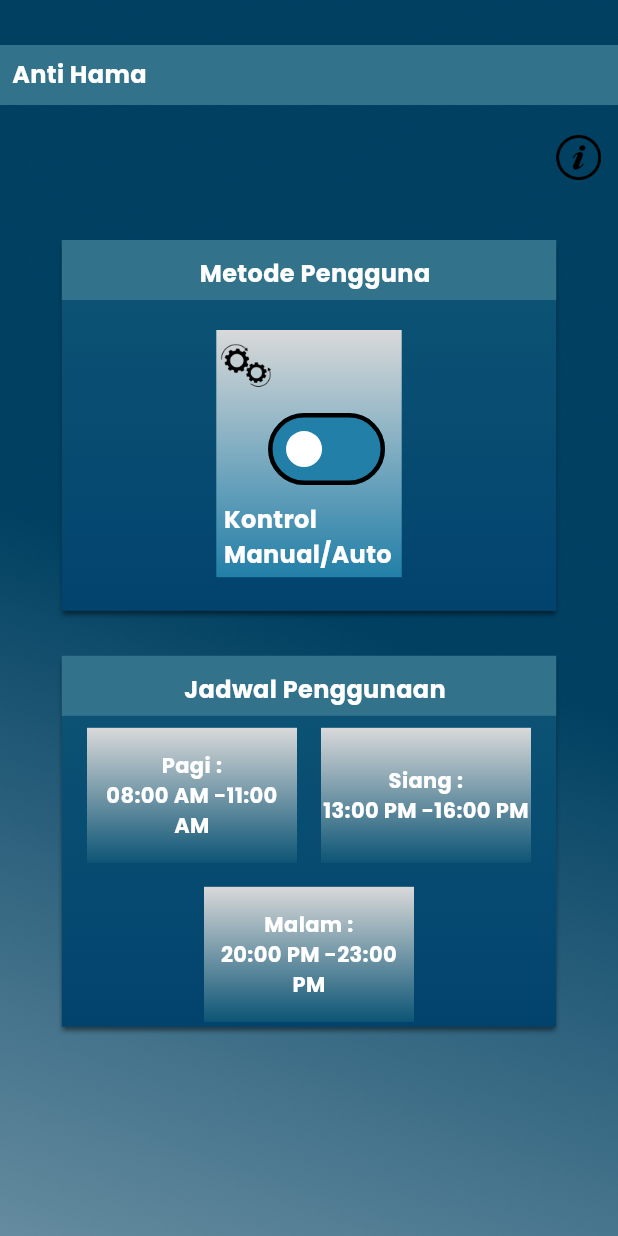
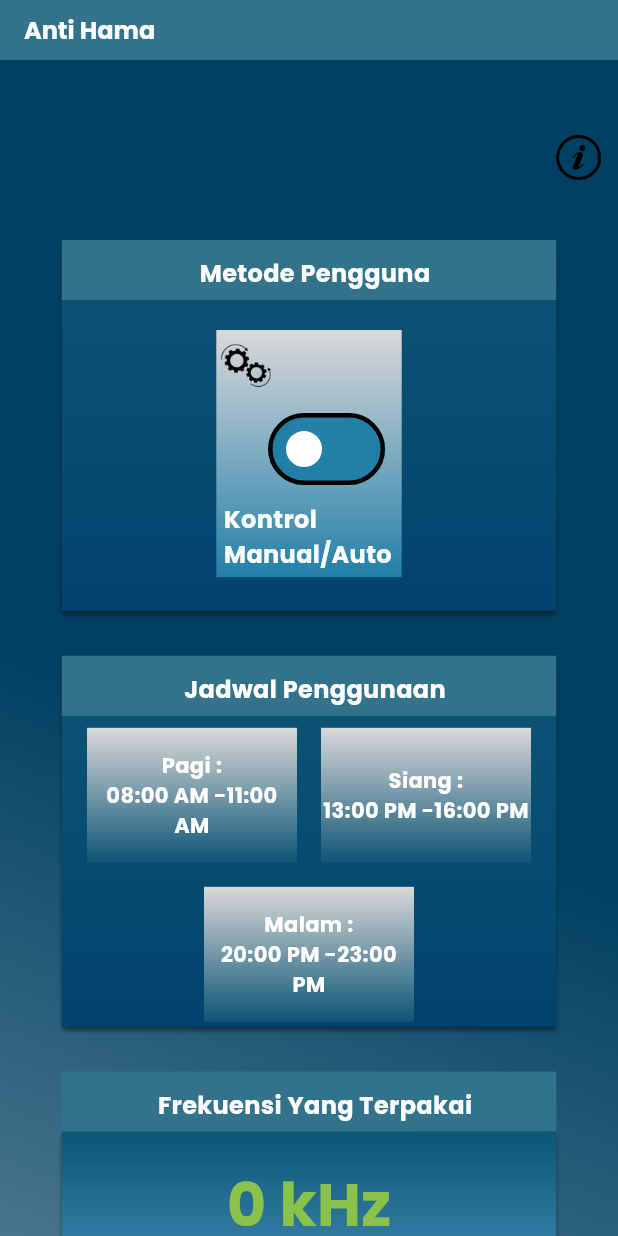
Before and after one commit to wahyudianpratiwi1/antihama, a Flutter app: the HomePage screen opened by its route, on a phone screen of 412 x 824 dp. Run offline on Flutter 3.47's test engine with Material 3 defaults, Android fonts, the phone set to English and light mode, and no system bars; our stand-ins replace firebase_core, firebase_database, flutter_local_notifications, get, google_fonts; accounts and stored records are empty.

Commit message:
UPDATE FREKUENSI

```diff
--- a/lib/config/color_config.dart
+++ b/lib/config/color_config.dart
@@ -8,4 +8,5 @@ class ColorConfig {
   static const blue3 = Color(0xFF0D5575);
   static const blue4 = Color(0xFF227FA8);
   static const gray = Color(0xFFD9D9D9);
+  static const blue5 = Color(0XFF004AAD);
 }
--- a/lib/controller/sensor_controller.dart
+++ b/lib/controller/sensor_controller.dart
@@ -41,6 +41,7 @@ class SensorController extends GetxController {
         }
       } else {
         sensorData.value = Sensor(
+          frekuensi: 0,
           malam: 0,
           manual: 0,
           motion: 0,
@@ -48,6 +49,7 @@ class SensorController extends GetxController {
           siang: 0,
         );
         _showLocalNotification(Sensor(
+          frekuensi: 0,
           malam: 0,
           manual: 0,
           motion: 0,
--- a/lib/model/sensor_model.dart
+++ b/lib/model/sensor_model.dart
@@ -1,4 +1,5 @@
 class Sensor {
+  int? frekuensi;
   int? malam;
   int? manual;
   int? motion;
@@ -6,6 +7,7 @@ class Sensor {
   int? siang;
 
   Sensor({
+    this.frekuensi,
     this.malam,
     this.manual,
     this.motion,
@@ -14,6 +16,7 @@ class Sensor {
   });
 
   factory Sensor.fromJson(Map<String, dynamic> json) => Sensor(
+        frekuensi: json["Frekuensi"],
         malam: json["Malam"],
         manual: json["Manual"],
         motion: json["Motion"],
@@ -22,6 +25,7 @@ class Sensor {
       );
 
   Map<String, dynamic> toJson() => {
+        "Frekuensi": frekuensi,
         "Malam": malam,
         "Manual": manual,
         "Motion": motion,
--- a/lib/page/home_page.dart
+++ b/lib/page/home_page.dart
@@ -17,22 +17,39 @@ class _HomePageState extends State<HomePage> {
   Widget build(BuildContext context) {
     var screenSize = MediaQuery.of(context).size;
     var screenWidth = screenSize.width;
-    var screenHeight = screenSize.height;
     // final SensorController sensorController = Get.put(SensorController());
     return Scaffold(
-        body: Stack(children: [
+        appBar: AppBar(
+            title: const Text(
+              "Anti Hama",
+              style: TextStyle(
+                  fontSize: 16,
+                  color: Colors.white,
+                  fontWeight: FontWeight.bold),
+            ),
+            backgroundColor: ColorConfig.blue1,
+            toolbarHeight: 40,
+            automaticallyImplyLeading: false),
+        body: SafeArea(child: LayoutBuilder(builder: (context, constraints) {
+          return SingleChildScrollView(
+              child: ConstrainedBox(
+                  constraints: BoxConstraints(
+                    minHeight: constraints.maxHeight,
+                  ),
+                  child: Stack(children: [
                     Center(
                       child: Image(
                         image: const AssetImage(AssetConfig.bg),
                         width: screenWidth,
-          height: screenHeight,
+                        height: 950,
                         fit: BoxFit.fill,
                       ),
                     ),
                     const Column(
                       children: [Widget1(), Widget2()],
                     )
-    ]));
+                  ])));
+        })));
   }
 }
 
@@ -55,21 +72,21 @@ class _Widget1State extends State<Widget1> {
         Container(
           height: 30,
         ),
-        Container(
-          color: ColorConfig.blue1,
-          width: screenWidth,
-          height: 40,
-          child: const Padding(
-            padding: EdgeInsets.only(top: 8.0, left: 8),
-            child: Text(
-              "Anti Hama",
-              style: TextStyle(
-                  fontSize: 16,
-                  color: Colors.white,
-                  fontWeight: FontWeight.bold),
-            ),
-          ),
-        ),
+        // Container(
+        //   color: ColorConfig.blue1,
+        //   width: screenWidth,
+        //   height: 40,
+        //   child: const Padding(
+        //     padding: EdgeInsets.only(top: 8.0, left: 8),
+        //     child: Text(
+        //       "Anti Hama",
+        //       style: TextStyle(
+        //           fontSize: 16,
+        //           color: Colors.white,
+        //           fontWeight: FontWeight.bold),
+        //     ),
+        //   ),
+        // ),
         Padding(
           padding: const EdgeInsets.only(top: 20.0, bottom: 40),
           child: Row(
@@ -278,8 +295,72 @@ class _Widget2State extends State<Widget2> {
                             : [ColorConfig.gray, ColorConfig.blue3],
                       ),
                     ]);
-              })
-            ]))
+              }),
+            ])),
+        Padding(
+          padding: const EdgeInsets.only(top: 30.0),
+          child: Container(
+            color: ColorConfig.blue1,
+            width: screenWidth * 0.8,
+            height: 40,
+            child: const Padding(
+              padding: EdgeInsets.only(top: 5.0, left: 8),
+              child: Center(
+                child: Text(
+                  "Frekuensi Yang Terpakai",
+                  style: TextStyle(
+                      fontSize: 16,
+                      color: Colors.white,
+                      fontWeight: FontWeight.bold),
+                ),
+              ),
+            ),
+          ),
+        ),
+        Container(
+          height: screenHeight * 0.15,
+          width: screenWidth * 0.8,
+          decoration: BoxDecoration(
+            gradient: const LinearGradient(
+              begin: Alignment.topCenter,
+              end: Alignment.bottomCenter,
+              colors: [
+                ColorConfig.blue3, // Warna atas
+                Color.fromARGB(255, 78, 149, 194), // Warna bawah
+              ],
+            ),
+            boxShadow: [
+              BoxShadow(
+                color: Colors.black.withOpacity(0.5),
+                spreadRadius: 0,
+                blurRadius: 2,
+                offset: const Offset(0, 3), // Posisi bayangan
+              ),
+            ],
+          ),
+          child: Column(
+            children: [
+              Obx(() {
+                return Padding(
+                  padding: const EdgeInsets.only(top: 20.0),
+                  child: Text(
+                      "${sensorController.sensorData.value.frekuensi} kHz",
+                      style: const TextStyle(
+                          fontSize: 40,
+                          color: Colors.lightGreen,
+                          fontWeight: FontWeight.bold)),
+                );
+              }),
+              Text(
+                "──────────────────────── kHz",
+                style: TextStyle(
+                    fontSize: 16,
+                    color: Colors.white,
+                    fontWeight: FontWeight.bold),
+              )
+            ],
+          ),
+        )
       ],
     );
   }
```
Lines whose indentation alone changed are shown as unchanged.
